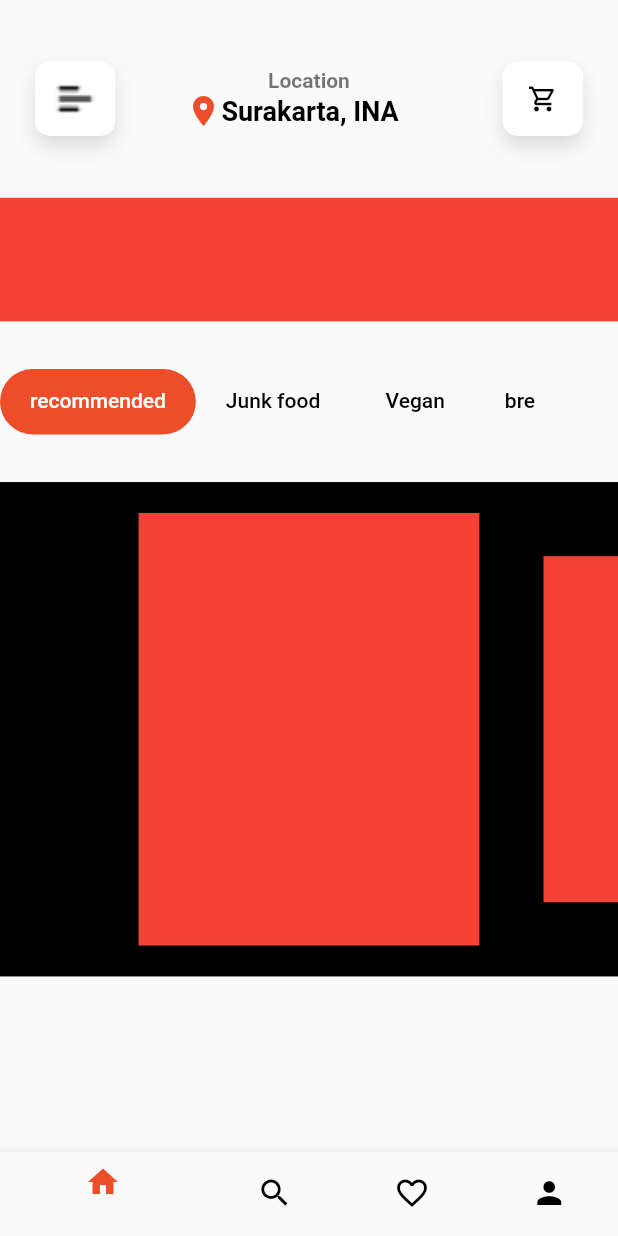
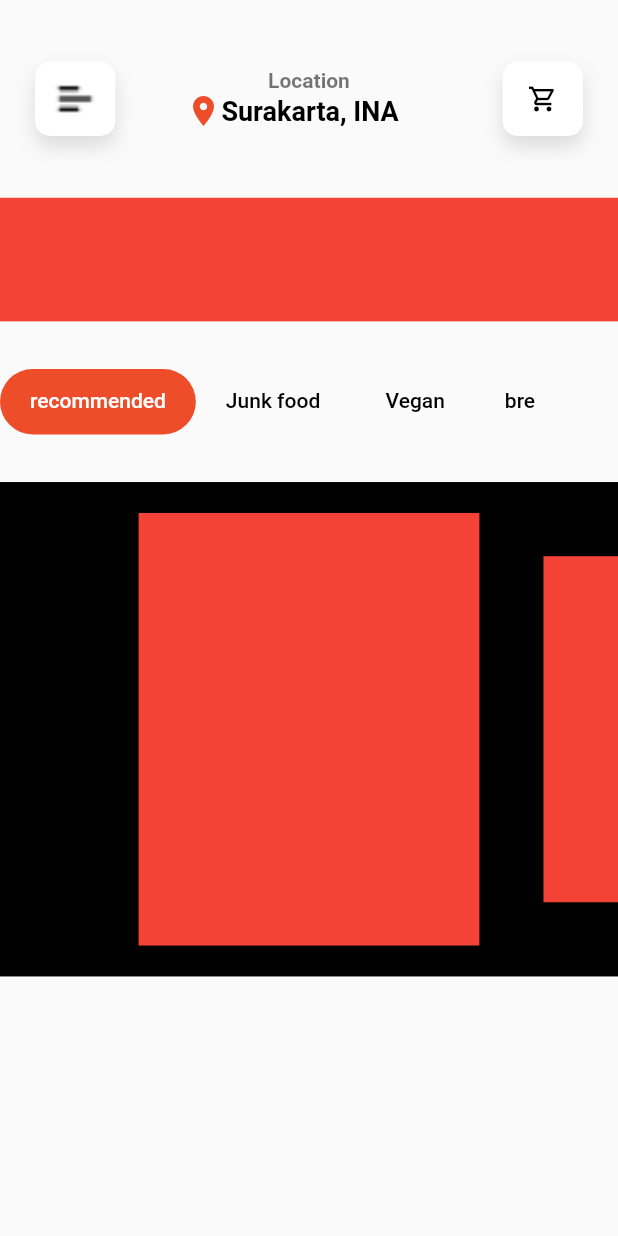
Before and after one commit to naskaytechteam/restaurant, a Flutter app: the Home screen opened directly, on a phone screen of 412 x 824 dp. Run offline on Flutter 3.47's test engine with Material 2 defaults, Android fonts, the phone set to English and light mode, and no system bars; our stand-ins replace firebase_auth, firebase_core, flutter_swiper, google_sign_in, slide_to_act; missing offline and left inert: flutter_login_facebook; accounts and stored records are empty.

Commit message:
refector(home): change custom_tabbar.dart from Stateful to Stateless

```diff
--- a/lib/screen/home.dart
+++ b/lib/screen/bottom_nav_bar_screens/home.dart
@@ -1,9 +1,7 @@
-import 'dart:developer';
 import 'package:flutter/material.dart';
-import 'package:restaurantapp/widgets/homescreen/home_app_bar.dart';
-import '../config/colors.dart';
-import '../widgets/homescreen/custom_swiper.dart';
-import '../widgets/homescreen/custom_tabbar.dart';
+import '/widgets/homescreen/custom_swiper.dart';
+import '/widgets/homescreen/custom_tabbar.dart';
+import '/widgets/homescreen/home_app_bar.dart';
 
 class Home extends StatefulWidget {
   const Home({Key? key}) : super(key: key);
@@ -12,7 +10,9 @@ class Home extends StatefulWidget {
   State<Home> createState() => _HomeState();
 }
 
-class _HomeState extends State<Home>  {
+class _HomeState extends State<Home> with TickerProviderStateMixin{
+
+
   @override
   Widget build(BuildContext context) {
     Size size = MediaQuery.of(context).size;
@@ -27,6 +27,7 @@ class _HomeState extends State<Home>  {
               SizedBox(
                 height: height * 0.03,
               ),
+
               const HomeAppBar(),
               SizedBox(
                 height: height * 0.03,
@@ -40,7 +41,7 @@ class _HomeState extends State<Home>  {
                 height: height * 0.03,
               ),
               // (height, width),
-              const CustomTabBar(),
+              CustomTabBar(tickerProvider: this,),
               SizedBox(
                 height: height * 0.03,
               ),
@@ -49,28 +50,6 @@ class _HomeState extends State<Home>  {
           ),
         ),
       ),
-      bottomNavigationBar: BottomNavigationBar(
-        selectedItemColor: orangeColor,
-        unselectedItemColor: Colors.black,
-        items: const [
-          BottomNavigationBarItem(
-              icon: Icon(
-                Icons.home,
-              ),
-              label: ''),
-          BottomNavigationBarItem(
-              icon: Icon(
-                Icons.search,
-              ),
-              label: ''),
-          BottomNavigationBarItem(
-              icon: Icon(
-                Icons.favorite_border,
-              ),
-              label: ''),
-          BottomNavigationBarItem(icon: Icon(Icons.person), label: ''),
-        ],
-      ),
     );
   }
 }
--- a/lib/widgets/homescreen/custom_tabbar.dart
+++ b/lib/widgets/homescreen/custom_tabbar.dart
@@ -2,15 +2,10 @@ import 'package:flutter/material.dart';
 
 import '../../config/colors.dart';
 
-class CustomTabBar extends StatefulWidget  {
-  const CustomTabBar({Key? key}) : super(key: key);
+class CustomTabBar extends StatelessWidget  {
+  final TickerProvider tickerProvider;
+  const CustomTabBar({required this.tickerProvider,Key? key}) : super(key: key);
 
-
-  @override
-  State<CustomTabBar> createState() => _CustomTabBarState();
-}
-
-class _CustomTabBarState extends State<CustomTabBar> with TickerProviderStateMixin{
   @override
   Widget build(BuildContext context) {
     Size size = MediaQuery.of(context).size;
@@ -27,7 +22,7 @@ class _CustomTabBarState extends State<CustomTabBar> with TickerProviderStateMix
         unselectedLabelColor: Colors.black,
         isScrollable: true,
         indicatorColor: Colors.black,
-        controller: TabController(length: 4, vsync: this),
+        controller: TabController(length: 4,vsync:tickerProvider ),
         indicatorSize: TabBarIndicatorSize.label,
         indicator: BoxDecoration(
             color: orangeColor, borderRadius: BorderRadius.circular(25)),
```
